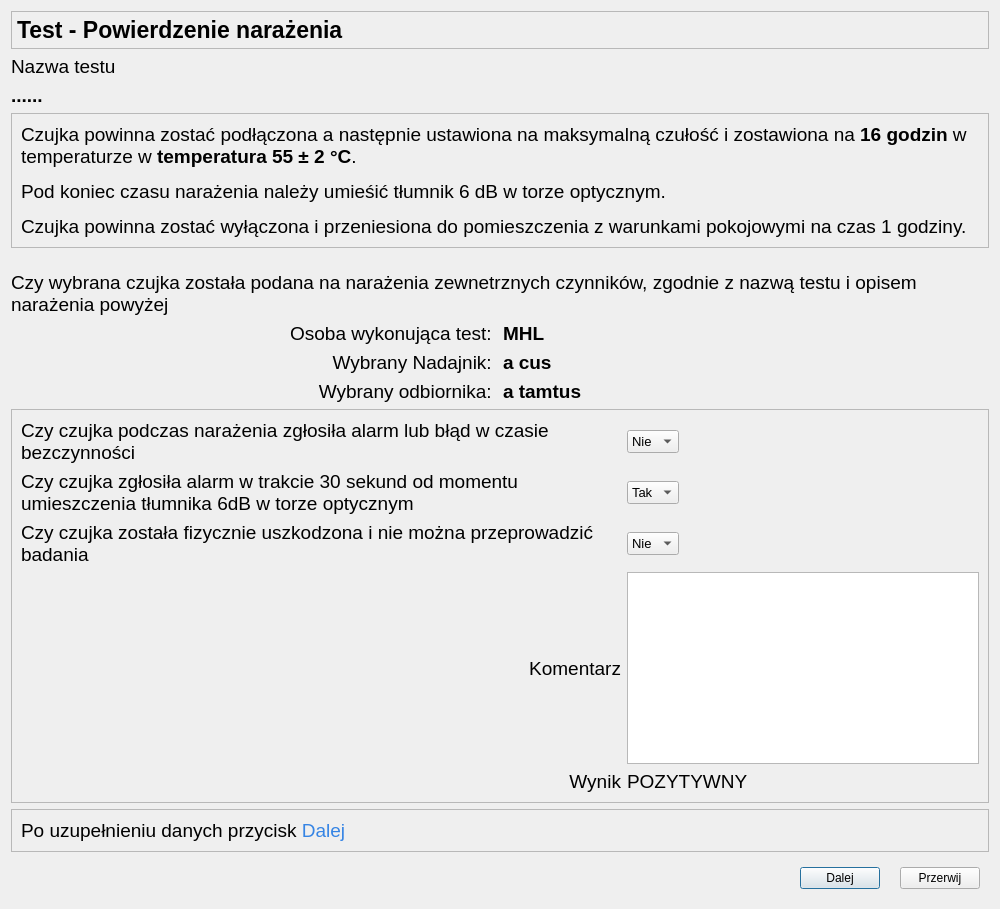
The window that CzujkiLinioweApp/oknopotwierdzenienarazenia.ui (wiacekmarcin/CzujkiLiniowe) describes before a commit, drawn with Qt 5.
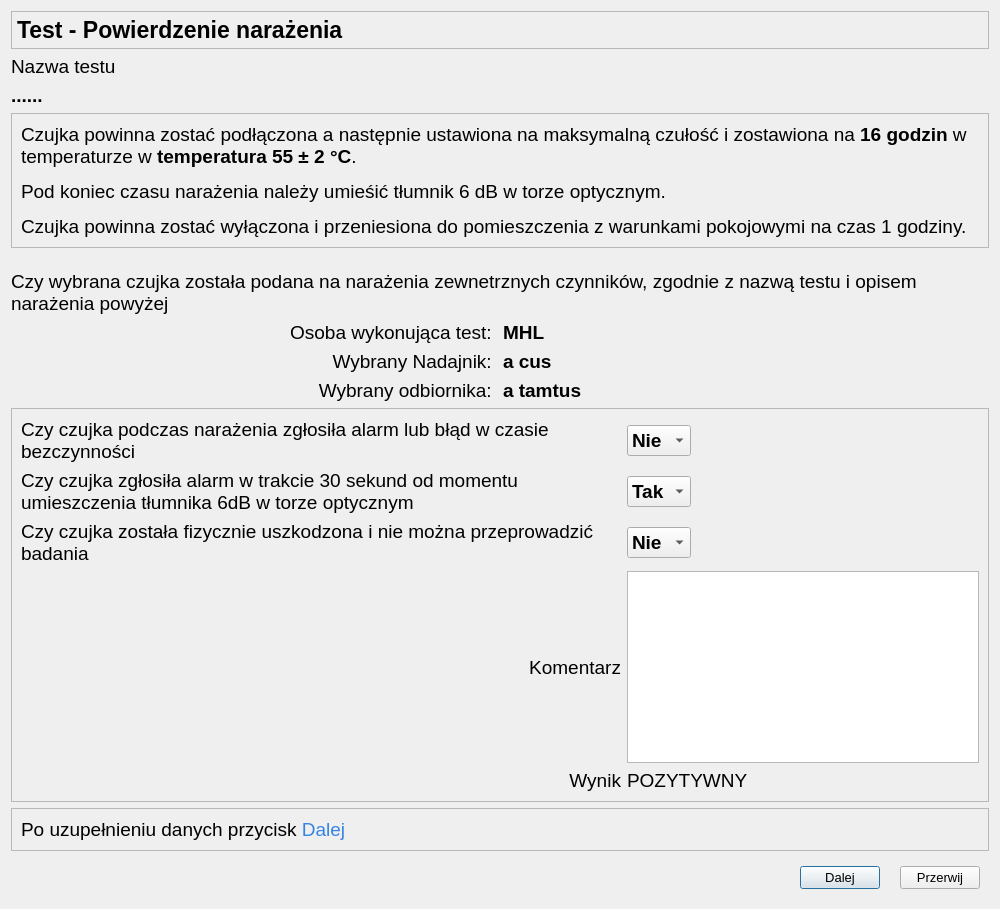
The same window after the commit. Icons and pictures are not drawn.

The edit to the form file:
```diff
--- a/CzujkiLinioweApp/oknopotwierdzenienarazenia.ui
+++ b/CzujkiLinioweApp/oknopotwierdzenienarazenia.ui
@@ -22,6 +22,12 @@
     <height>1200</height>
    </size>
   </property>
+  <property name="font">
+   <font>
+    <family>Arial</family>
+    <pointsize>10</pointsize>
+   </font>
+  </property>
   <property name="windowTitle">
    <string>Parametry Testu - potwierdzenie wykonanych czynności</string>
   </property>
@@ -30,6 +36,7 @@
     <widget class="QLabel" name="eTransmitter">
      <property name="font">
       <font>
+       <family>Arial</family>
        <pointsize>14</pointsize>
       </font>
      </property>
@@ -58,6 +65,7 @@
     <widget class="QLabel" name="numerReceiver">
      <property name="font">
       <font>
+       <family>Arial</family>
        <pointsize>14</pointsize>
        <bold>true</bold>
       </font>
@@ -113,6 +121,7 @@
     <widget class="QLabel" name="label_4">
      <property name="font">
       <font>
+       <family>Arial</family>
        <pointsize>14</pointsize>
       </font>
      </property>
@@ -128,6 +137,7 @@
     <widget class="QLabel" name="lOsobaWykonujacaTest">
      <property name="font">
       <font>
+       <family>Arial</family>
        <pointsize>14</pointsize>
       </font>
      </property>
@@ -196,6 +206,7 @@
        <widget class="QLabel" name="infonext">
         <property name="font">
          <font>
+          <family>Arial</family>
           <pointsize>14</pointsize>
          </font>
         </property>
@@ -211,6 +222,7 @@
     <widget class="QLabel" name="numerNadajnika">
      <property name="font">
       <font>
+       <family>Arial</family>
        <pointsize>14</pointsize>
        <bold>true</bold>
       </font>
@@ -237,6 +249,7 @@
     <widget class="QLabel" name="eReceiver">
      <property name="font">
       <font>
+       <family>Arial</family>
        <pointsize>14</pointsize>
       </font>
      </property>
@@ -252,6 +265,7 @@
     <widget class="QLabel" name="osobaWykonujacaTest">
      <property name="font">
       <font>
+       <family>Arial</family>
        <pointsize>14</pointsize>
        <bold>true</bold>
       </font>
@@ -325,7 +339,9 @@
          <widget class="QComboBox" name="cbTlumnik">
           <property name="font">
            <font>
-            <pointsize>10</pointsize>
+            <family>Arial</family>
+            <pointsize>14</pointsize>
+            <bold>true</bold>
            </font>
           </property>
           <item>
@@ -365,6 +381,7 @@
         </property>
         <property name="font">
          <font>
+          <family>Arial</family>
           <pointsize>14</pointsize>
          </font>
         </property>
@@ -380,6 +397,7 @@
        <widget class="QLabel" name="etWynik">
         <property name="font">
          <font>
+          <family>Arial</family>
           <pointsize>14</pointsize>
          </font>
         </property>
@@ -397,7 +415,9 @@
          <widget class="QComboBox" name="cbAlarmYesNo">
           <property name="font">
            <font>
-            <pointsize>10</pointsize>
+            <family>Arial</family>
+            <pointsize>14</pointsize>
+            <bold>true</bold>
            </font>
           </property>
           <item>
@@ -431,6 +451,7 @@
        <widget class="QLabel" name="wynik_narazenia">
         <property name="font">
          <font>
+          <family>Arial</family>
           <pointsize>14</pointsize>
          </font>
         </property>
@@ -446,6 +467,7 @@
        <widget class="QLabel" name="etUszkodzenie">
         <property name="font">
          <font>
+          <family>Arial</family>
           <pointsize>14</pointsize>
          </font>
         </property>
@@ -461,6 +483,7 @@
        <widget class="QLabel" name="etAlarm">
         <property name="font">
          <font>
+          <family>Arial</family>
           <pointsize>14</pointsize>
          </font>
         </property>
@@ -478,7 +501,9 @@
          <widget class="QComboBox" name="cbUszkodzenie">
           <property name="font">
            <font>
-            <pointsize>10</pointsize>
+            <family>Arial</family>
+            <pointsize>14</pointsize>
+            <bold>true</bold>
            </font>
           </property>
           <item>
@@ -512,6 +537,7 @@
        <widget class="QLabel" name="label_3">
         <property name="font">
          <font>
+          <family>Arial</family>
           <pointsize>14</pointsize>
          </font>
         </property>
```
Left out of the diff: 4 changed lines with no effect on the pictures.
